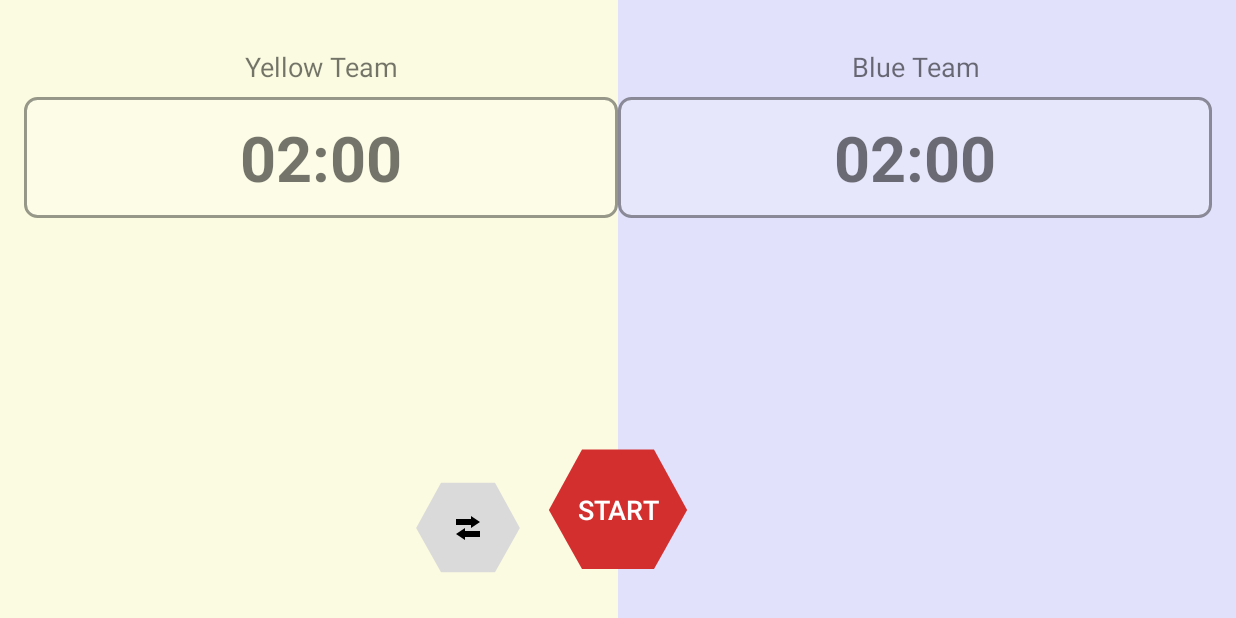
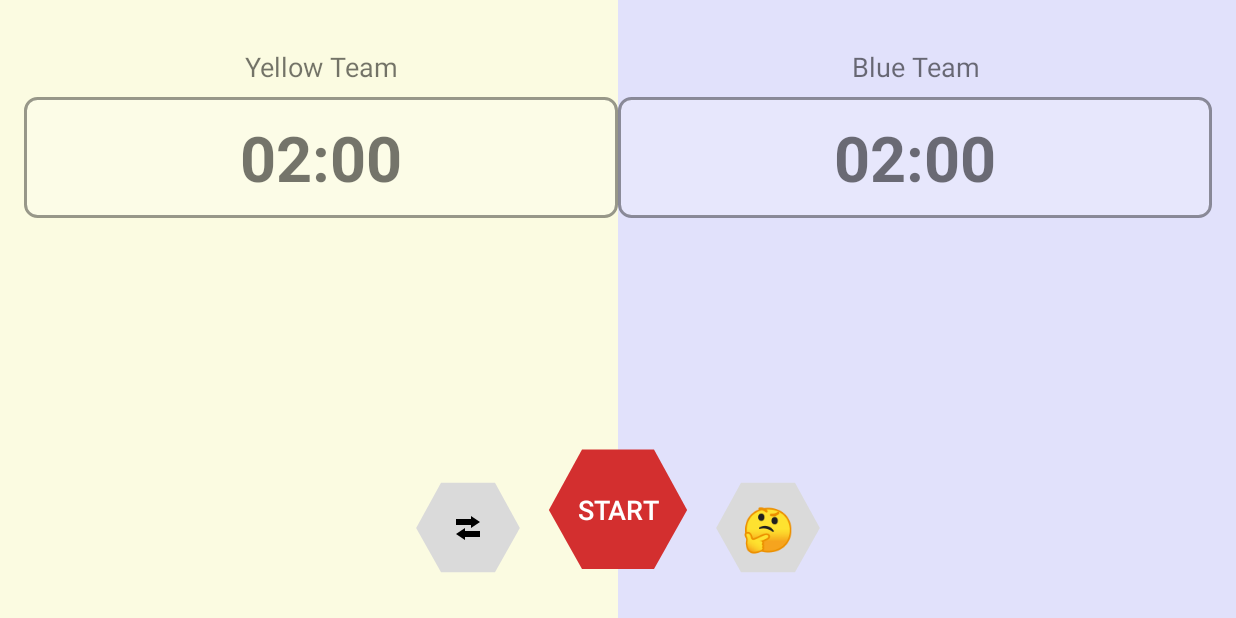
Before and after one commit to goldenratio1618/Minions-Timer, an Android app: the screen it shows after launch (MainActivity), on a phone screen of 824 x 412 dp (held sideways). Run offline under Robolectric (Android 15) with nearby library versions, the phone set to English and light mode, and no system bars.

Commit message:
UI tweaks

```diff
--- a/app/src/main/java/com/example/minionstimer/MainActivity.kt
+++ b/app/src/main/java/com/example/minionstimer/MainActivity.kt
@@ -94,6 +94,7 @@ class MainActivity : AppCompatActivity() {
     private lateinit var swapButton: ImageButton
     private lateinit var infinityButton: View
     private lateinit var faceButton: Button
+    private lateinit var settingsFaceButton: Button
     private lateinit var keypadOverlay: View
     private lateinit var keypadPanel: View
     private lateinit var keypadGrid: GridLayout
@@ -114,10 +115,10 @@ class MainActivity : AppCompatActivity() {
     private var pausedDuringGrace = false
 
     private var wasGraceTurn = false
-    private var faceResetRunnable: Runnable? = null
+    private val faceResetRunnables = mutableMapOf<Button, Runnable>()
 
     private val maxMinutes = 10
-    private val faceResetDelayMs = 5000L
+    private val faceResetDelayMs = 3000L
     private val maxDigitLength = 4
 
     private var blueInputDigits = ""
@@ -146,6 +147,7 @@ class MainActivity : AppCompatActivity() {
         swapButton = findViewById(R.id.swapButton)
         infinityButton = findViewById(R.id.infinityButton)
         faceButton = findViewById(R.id.faceButton)
+        settingsFaceButton = findViewById(R.id.settingsFaceButton)
         keypadOverlay = findViewById(R.id.keypadOverlay)
         keypadPanel = findViewById(R.id.keypadPanel)
         keypadGrid = findViewById(R.id.keypadGrid)
@@ -175,7 +177,8 @@ class MainActivity : AppCompatActivity() {
         plusButton.setOnClickListener { addThirtySeconds() }
         minusButton.setOnClickListener { adjustTime(-30) }
         infinityButton.setOnClickListener { addInfinityTime() }
-        faceButton.setOnClickListener { triggerRandomFace() }
+        faceButton.setOnClickListener { triggerRandomFace(faceButton) }
+        settingsFaceButton.setOnClickListener { triggerRandomFace(settingsFaceButton) }
         blueTimeDisplay.setOnClickListener { showKeypad(Team.BLUE) }
         yellowTimeDisplay.setOnClickListener { showKeypad(Team.YELLOW) }
         // In TimerActivity.kt
@@ -489,16 +492,17 @@ class MainActivity : AppCompatActivity() {
         }
     }
 
-    private fun triggerRandomFace() {
+    private fun triggerRandomFace(target: Button) {
         val face = if (Random.nextBoolean()) "🙂" else "🙁"
-        faceButton.text = face
-        faceButton.isEnabled = false
-        faceResetRunnable?.let { handler.removeCallbacks(it) }
-        faceResetRunnable = Runnable {
-            faceButton.text = "🤔"
-            faceButton.isEnabled = true
+        target.text = face
+        target.isEnabled = false
+        faceResetRunnables[target]?.let { handler.removeCallbacks(it) }
+        val resetRunnable = Runnable {
+            target.text = "🤔"
+            target.isEnabled = true
         }
-        handler.postDelayed(faceResetRunnable!!, faceResetDelayMs)
+        faceResetRunnables[target] = resetRunnable
+        handler.postDelayed(resetRunnable, faceResetDelayMs)
     }
 
     private fun updatePauseButtonIcon() {
@@ -512,12 +516,8 @@ class MainActivity : AppCompatActivity() {
         keypadPanel.setOnClickListener { }
         for (i in 0 until keypadGrid.childCount) {
             val child = keypadGrid.getChildAt(i)
-            if (child is Button) {
-                child.setOnClickListener {
-                    val input = child.tag?.toString() ?: return@setOnClickListener
-                    handleKeypadInput(input)
-                }
-            }
+            val tag = child.tag?.toString() ?: continue
+            child.setOnClickListener { handleKeypadInput(tag) }
         }
     }
 
--- /dev/null
+++ b/app/src/main/res/drawable/keypad_enter_background.xml
@@ -0,0 +1,5 @@
+<?xml version="1.0" encoding="utf-8"?>
+<shape xmlns:android="http://schemas.android.com/apk/res/android">
+    <solid android:color="@color/keypad_enter" />
+    <corners android:radius="10dp" />
+</shape>
--- a/app/src/main/res/drawable/triangle_down.xml
+++ b/app/src/main/res/drawable/triangle_down.xml
@@ -5,8 +5,6 @@
     android:viewportWidth="24"
     android:viewportHeight="24">
     <path
-        android:fillColor="#FFFFFF"
-        android:strokeColor="#000000"
-        android:strokeWidth="1.5"
+        android:fillColor="#000000"
         android:pathData="M12,20 L4,6 H20 Z" />
 </vector>
--- a/app/src/main/res/layout/activity_main.xml
+++ b/app/src/main/res/layout/activity_main.xml
@@ -139,6 +139,19 @@
                 android:scaleType="centerInside"
                 android:padding="14dp"
                 android:src="@drawable/ic_swap_arrows" />
+
+            <Button
+                android:id="@+id/settingsFaceButton"
+                android:layout_width="72dp"
+                android:layout_height="72dp"
+                android:layout_toEndOf="@id/startButton"
+                android:layout_alignBottom="@id/startButton"
+                android:layout_marginStart="16dp"
+                android:background="@drawable/hex_button"
+                android:backgroundTint="@color/hex_neutral"
+                android:text="🤔"
+                android:textSize="28sp"
+                android:textColor="@android:color/black" />
         </RelativeLayout>
     </RelativeLayout>
 
@@ -176,7 +189,7 @@
             android:background="@drawable/hex_button"
             android:backgroundTint="@color/hex_neutral"
             android:text="🤔"
-            android:textSize="24sp"
+            android:textSize="28sp"
             android:textColor="@android:color/black" />
 
         <!-- Adjust Time Button positioned at the top right -->
@@ -254,14 +267,14 @@
 
             <TextView
                 android:id="@+id/infinityLabel"
-                android:layout_width="40dp"
-                android:layout_height="40dp"
+                android:layout_width="48dp"
+                android:layout_height="48dp"
                 android:layout_gravity="center"
                 android:background="@drawable/triangle_down"
                 android:gravity="center"
                 android:text="+5"
-                android:textColor="@android:color/black"
-                android:textSize="14sp"
+                android:textColor="@android:color/white"
+                android:textSize="16sp"
                 android:textStyle="bold" />
         </FrameLayout>
     </FrameLayout>
@@ -376,17 +389,17 @@
                     android:text="0"
                     android:textSize="20sp" />
 
-                <Button
+                <ImageButton
                     android:id="@+id/keypadKeyEnter"
                     android:layout_width="72dp"
                     android:layout_height="72dp"
                     android:tag="enter"
-                    android:text="ENTER"
-                    android:textAllCaps="true"
-                    android:textColor="@android:color/white"
-                    android:textSize="16sp"
-                    android:textStyle="bold"
-                    android:backgroundTint="@color/keypad_enter" />
+                    android:background="@drawable/keypad_enter_background"
+                    android:contentDescription="Enter"
+                    android:padding="18dp"
+                    android:scaleType="centerInside"
+                    android:src="@drawable/ic_play"
+                    android:tint="@android:color/white" />
 
                 <Button
                     android:id="@+id/keypadKeyBackspace"
```
